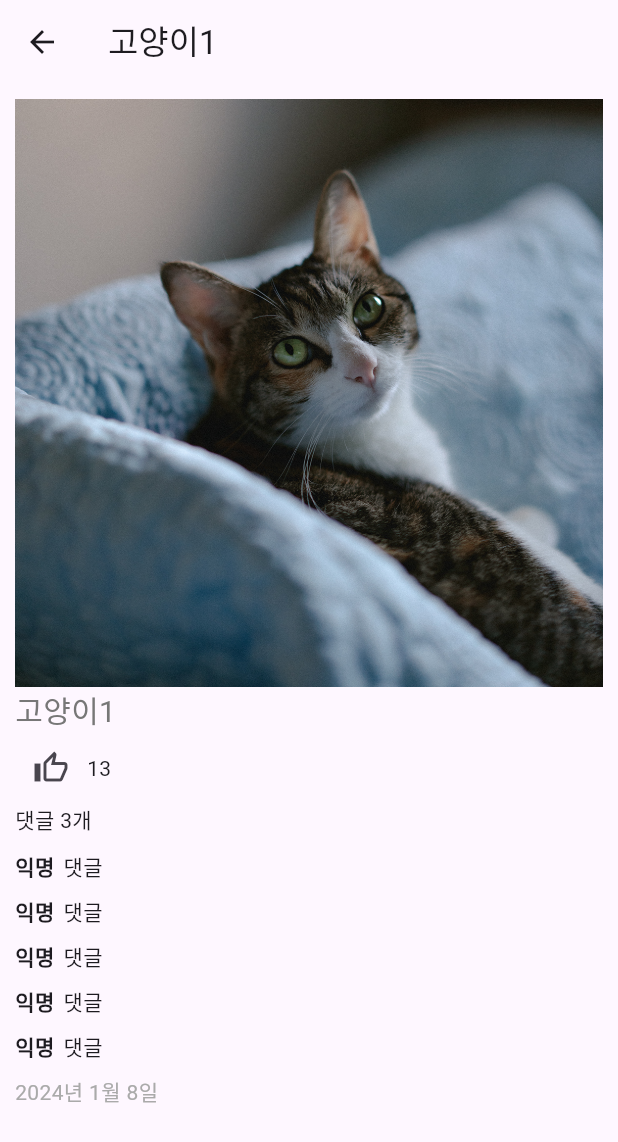
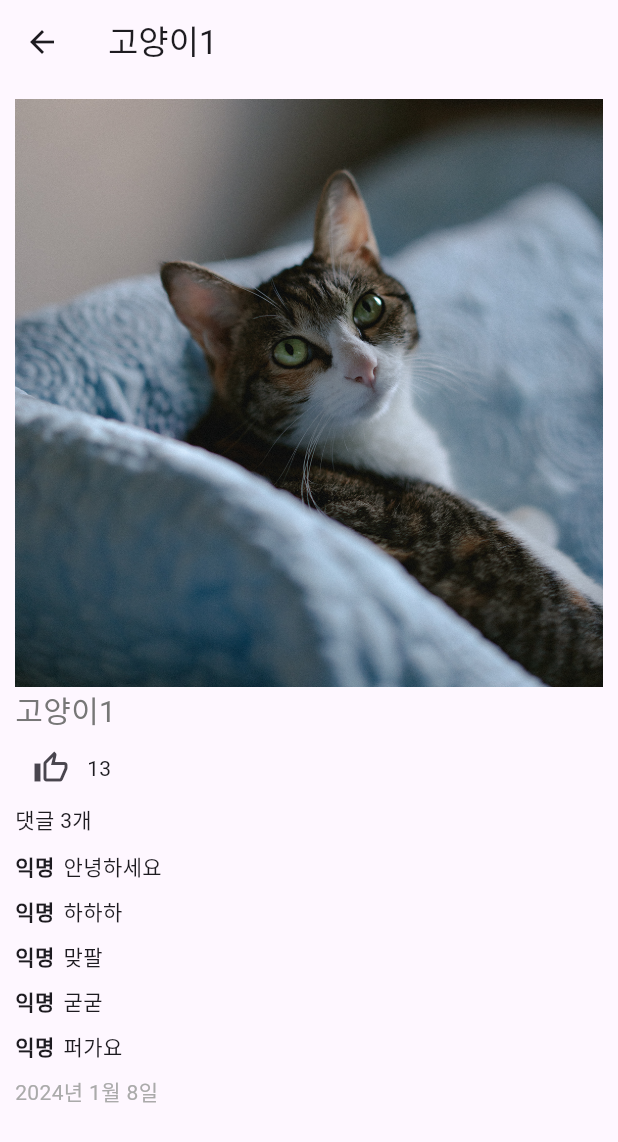
Before and after one commit to intzzzero/flutter-study, a Flutter app: the DetailScreen screen opened directly with sample values from the repository, on a phone screen of 412 x 824 dp. Shown: the top 1142 px of the screen. Run offline on Flutter 3.47's test engine with Material 3 defaults, Android fonts, the phone set to English and light mode, and no system bars.

Commit message:
modified detail_screen

```diff
--- a/lib/screens/detail_screen.dart
+++ b/lib/screens/detail_screen.dart
@@ -48,14 +48,14 @@ class _DetailScreenState extends State<DetailScreen> {
               Text("댓글 ${widget.cat.replyCount}개"),
               ...List.generate(
                   replies.length,
-                  (int index) => const Padding(
-                        padding: EdgeInsets.only(top: 10.0),
+                  (int index) => Padding(
+                        padding: const EdgeInsets.only(top: 10.0),
                         child: Row(children: [
-                          Text("익명",
+                          const Text("익명",
                               style: TextStyle(fontWeight: FontWeight.bold)),
-                          Padding(
+                          const Padding(
                               padding: EdgeInsets.symmetric(horizontal: 3.0)),
-                          Text("댓글")
+                          Text(replies[index])
                         ]),
                       )),
               Padding(
```
